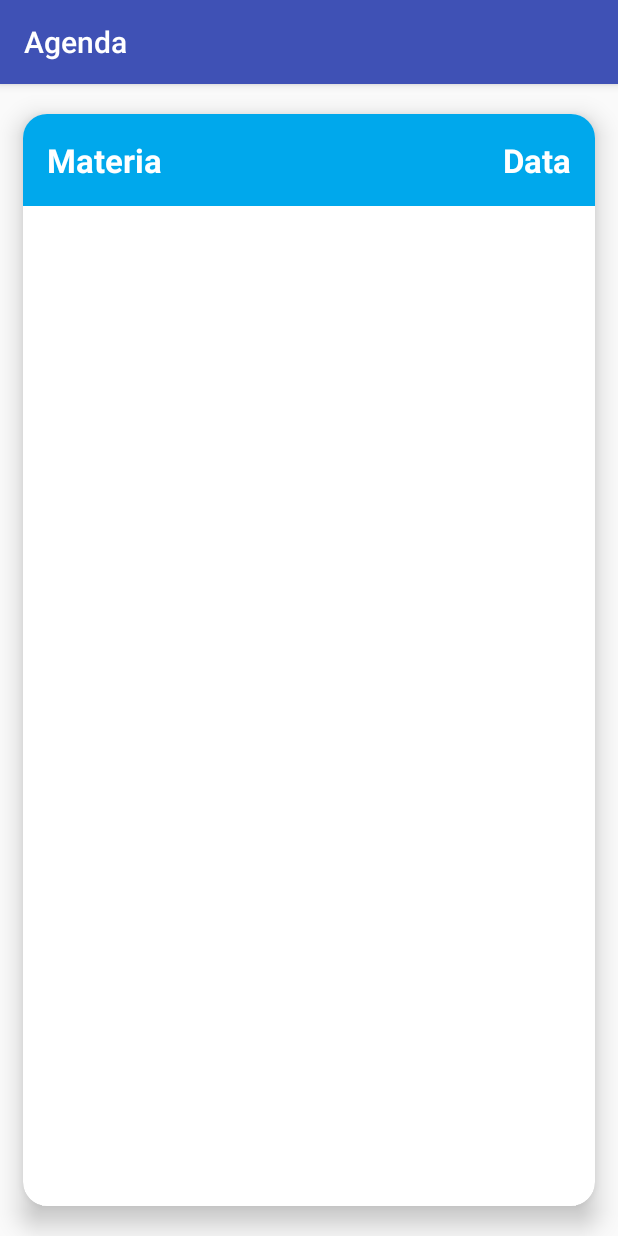
After one commit to gustavocaloi/agenda-android, an Android app: the fragment DetalhesProvaFragment shown on its own in the app's theme, on a phone screen of 412 x 824 dp. The commit adds this screen. Run offline under Robolectric (Android 15) with nearby library versions, the phone set to English and light mode, and no system bars.

Commit message:
Posicionando o Fragment na tela

```diff
--- a/app/build.gradle
+++ b/app/build.gradle
@@ -23,6 +23,7 @@
     implementation 'com.android.support:appcompat-v7:28.0.0-rc02'
     implementation 'com.android.support.constraint:constraint-layout:1.1.3'
     implementation 'com.android.support:design:28.0.0-rc02'
+    implementation 'com.android.support:support-v4:28.0.0'
     testImplementation 'junit:junit:4.12'
     androidTestImplementation 'com.android.support.test:runner:1.0.2'
     androidTestImplementation 'com.android.support.test.espresso:espresso-core:3.0.2'
--- /dev/null
+++ b/app/src/main/java/com/example/gustavocaloi/agenda/DetalhesProvaFragment.java
@@ -0,0 +1,23 @@
+package com.example.gustavocaloi.agenda;
+
+
+import android.os.Bundle;
+import android.support.v4.app.Fragment;
+import android.view.LayoutInflater;
+import android.view.View;
+import android.view.ViewGroup;
+
+
+public class DetalhesProvaFragment extends Fragment {
+
+    @Override
+    public View onCreateView(LayoutInflater inflater, ViewGroup container,
+                             Bundle savedInstanceState) {
+
+        View view = inflater.inflate(R.layout.fragment_detalhes_prova, container, false);
+
+
+        return view;
+    }
+
+}
--- /dev/null
+++ b/app/src/main/res/layout/fragment_detalhes_prova.xml
@@ -0,0 +1,49 @@
+<?xml version="1.0" encoding="utf-8"?>
+<android.support.v7.widget.CardView xmlns:android="http://schemas.android.com/apk/res/android"
+    xmlns:app="http://schemas.android.com/apk/res-auto"
+    android:layout_width="match_parent"
+    android:layout_height="match_parent"
+    app:cardCornerRadius="16dp"
+    app:cardElevation="10dp"
+    app:cardUseCompatPadding="true">
+
+    <LinearLayout
+        android:layout_width="match_parent"
+        android:layout_height="match_parent"
+        android:orientation="vertical">
+
+        <RelativeLayout
+            android:layout_width="match_parent"
+            android:layout_height="wrap_content"
+            android:background="#00A8EC">
+
+            <TextView
+                android:id="@+id/detalhes_prova_materia"
+                android:layout_width="wrap_content"
+                android:layout_height="wrap_content"
+                android:layout_margin="16dp"
+                android:text="Materia"
+                android:textColor="#fff"
+                android:textStyle="bold"
+                android:textSize="22sp"/>
+
+            <TextView
+                android:id="@+id/detalhes_prova_data"
+                android:layout_width="wrap_content"
+                android:layout_height="wrap_content"
+                android:layout_margin="16dp"
+                android:text="Data"
+                android:layout_alignParentRight="true"
+                android:textColor="#fff"
+                android:textStyle="bold"
+                android:textSize="22sp"/>
+
+        </RelativeLayout>
+
+        <ListView
+            android:id="@+id/detalhes_prova_topicos"
+            android:layout_width="match_parent"
+            android:layout_height="match_parent" />
+    </LinearLayout>
+
+</android.support.v7.widget.CardView>
--- /dev/null
+++ b/app/src/main/res/values-land/bools.xml
@@ -0,0 +1,5 @@
+<?xml version="1.0" encoding="utf-8"?>
+<resources>
+    <bool name="modoPaisagem">true</bool>
+
+</resources>
--- /dev/null
+++ b/app/src/main/res/values/bools.xml
@@ -0,0 +1,4 @@
+<?xml version="1.0" encoding="utf-8"?>
+<resources>
+    <bool name="modoPaisagem">false</bool>
+</resources>
--- a/app/src/main/res/values/strings.xml
+++ b/app/src/main/res/values/strings.xml
@@ -1,4 +1,7 @@
 <resources>
     <string name="app_name">Agenda</string>
     <string name="action_settings">Settings</string>
+
+    <!-- TODO: Remove or change this placeholder text -->
+    <string name="hello_blank_fragment">Hello blank fragment</string>
 </resources>
```
Also changed, not shown: app/src/main/java/com/example/gustavocaloi/agenda/ProvasActivity.java (+10 -0 lines), app/src/main/res/layout-land/activity_provas.xml (added, +23 -0 lines).
